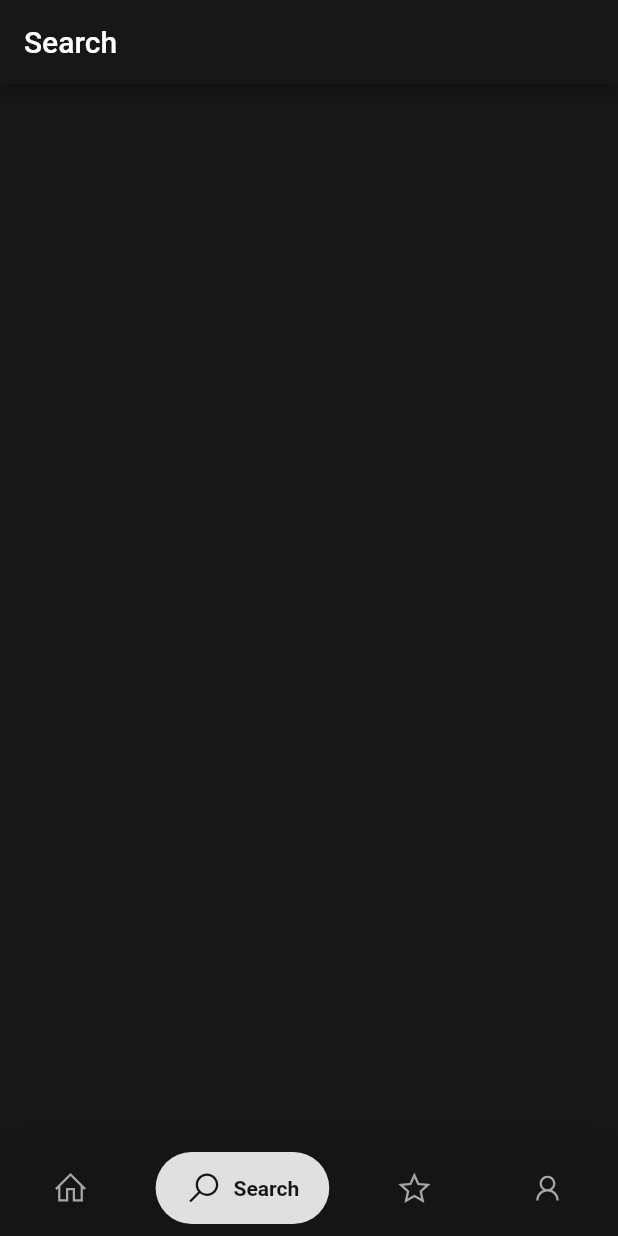
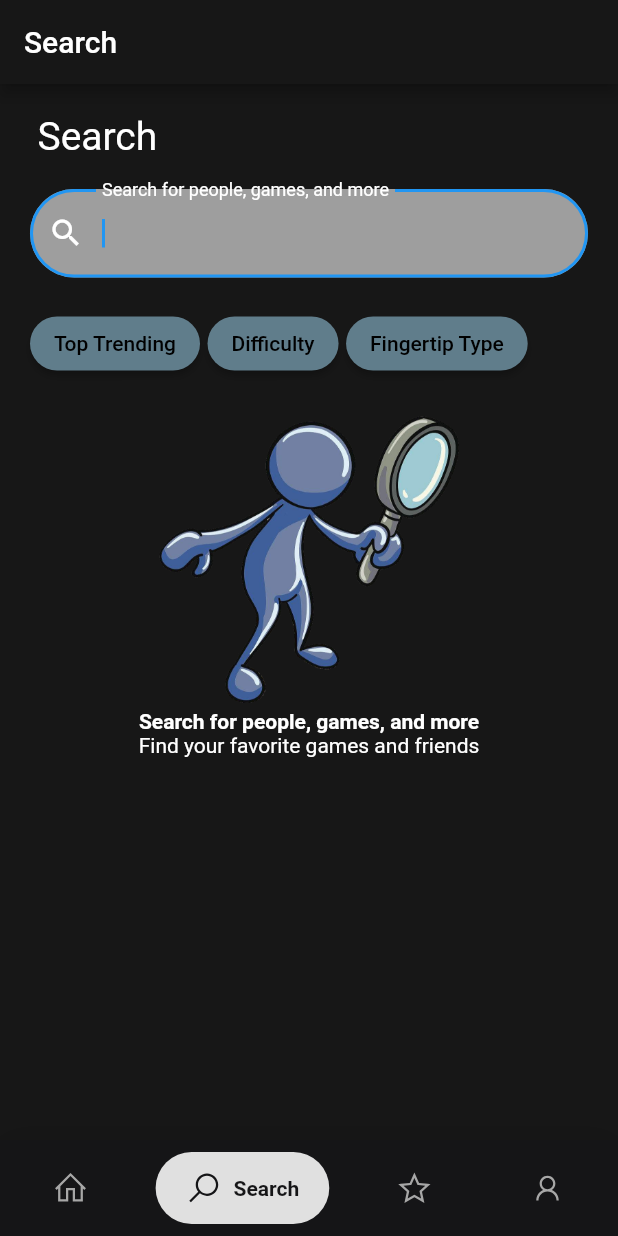
Before and after one commit to c14190026/proyek_uas_guider, a Flutter app: the screen it shows after launch, item 2 of the bottom bar chosen, on a phone screen of 412 x 824 dp. Run offline on Flutter 3.47's test engine with Material 2 defaults, Android fonts, the phone set to English and light mode, and no system bars; drawn by our look-alikes of google_nav_bar; our stand-ins replace cached_network_image, image_picker, line_icons.

Commit message:
music
search

```diff
--- a/lib/pages/music.dart
+++ b/lib/pages/music.dart
@@ -10,6 +10,31 @@ class Music extends StatefulWidget {
 }
 
 class _MusicState extends State<Music> {
+bool hasPressed1 = false;
+bool hasPressed2 = false;
+bool hasPressed3 = false;
+
+Color fungsiWarna1 (Set<MaterialState> states) {
+  if (hasPressed1 == false)
+  return Colors.blueGrey;
+  else
+  return Colors.white;
+}
+
+Color fungsiWarna2 (Set<MaterialState> states) {
+  if (hasPressed2 == false)
+  return Colors.blueGrey;
+  else
+  return Colors.white;
+}
+
+Color fungsiWarna3 (Set<MaterialState> states) {
+  if (hasPressed3 == false)
+  return Colors.blueGrey;
+  else
+  return Colors.white;
+}
+
   @override
   Widget build(BuildContext context) {
     return Scaffold(
@@ -21,11 +46,107 @@ class _MusicState extends State<Music> {
       body: SafeArea(
         child: Expanded(
           child: Container(
-            padding: EdgeInsets.all(8),
-            child: Column(),
+            padding: EdgeInsets.all(20),
+
+            child: Column(
+              crossAxisAlignment: CrossAxisAlignment.start,
+              // ignore: prefer_const_literals_to_create_immutables
+
+              //Label Search
+              children: [
+                Padding(padding: EdgeInsets.fromLTRB(5, 0, 0, 20),
+                child: Text("Search",
+              style: TextStyle(color: Colors.white,
+              fontSize: 26))),
+
+              //SearchBar
+              Padding(padding: EdgeInsets.fromLTRB(0, 0, 0, 20),
+              child: TextField(autofocus: true,
+              decoration: InputDecoration(
+                labelText: "Search for people, games, and more",
+                labelStyle: TextStyle(color: Colors.white),
+                prefixIcon: Icon(Icons.search, color: Colors.white,),
+                filled: true,
+                fillColor: Colors.grey,
+                border: OutlineInputBorder(
+                            borderRadius: BorderRadius.circular(80.0)),
+                ), style: TextStyle(color: Colors.white),
+              ),),
+
+              //Filter
+              Padding(padding: EdgeInsets.fromLTRB(0, 0, 0, 20),
+              child: Row(children: [
+                //Filter Top Trending
+                Padding(padding: EdgeInsets.fromLTRB(0, 0, 5, 0),
+                child: ElevatedButton(onPressed: () {
+                  setState(() {
+                    hasPressed1 = !hasPressed1;
+                  });
+                  },
+
+                  style: ButtonStyle(backgroundColor: MaterialStateProperty.resolveWith(fungsiWarna1),
+                  shape: MaterialStateProperty.all<RoundedRectangleBorder>(
+                      RoundedRectangleBorder(
+                        borderRadius: BorderRadius.circular(50.0),),)),
+
+                child: Text("Top Trending", style: TextStyle(color: Colors.black),)),
+                ),
+
+                //Filter Difficulty
+                Padding(padding: EdgeInsets.fromLTRB(0, 0, 5, 0),
+                child: ElevatedButton(onPressed: () {
+                  setState(() {
+                    hasPressed2 = !hasPressed2;
+                  });
+                  },
+
+                  style: ButtonStyle(backgroundColor: MaterialStateProperty.resolveWith(fungsiWarna2),
+                  shape: MaterialStateProperty.all<RoundedRectangleBorder>(
+                      RoundedRectangleBorder(
+                        borderRadius: BorderRadius.circular(50.0),),)),
+
+                child: Text("Difficulty", style: TextStyle(color: Colors.black),)),
+                ),
+
+                //Filter Fingertip Type
+                Padding(padding: EdgeInsets.fromLTRB(0, 0, 5, 0),
+                child: ElevatedButton(onPressed: () {
+                  setState(() {
+                    hasPressed3 = !hasPressed3;
+                  });
+                  },
+
+                  style: ButtonStyle(backgroundColor: MaterialStateProperty.resolveWith(fungsiWarna3),
+                  shape: MaterialStateProperty.all<RoundedRectangleBorder>(
+                      RoundedRectangleBorder(
+                        borderRadius: BorderRadius.circular(50.0),),)),
+
+                child: Text("Fingertip Type", style: TextStyle(color: Colors.black),)),
+                ),
+              ],
+              ),
+              ),
+
+              //Empty background
+              Container(
+                child: Center(
+                  child: Column(
+                    children: [
+                      Image.asset("lib/assets/images/search.png",
+                      width: 200, height: 200),
+                      Text("Search for people, games, and more",
+                      style: TextStyle(color: Colors.white, fontWeight: FontWeight.bold)),
+                      Text("Find your favorite games and friends",
+                      style: TextStyle(color: Colors.white))
+                      ]
+                    ),
+                )
+              )
+              ],
+              ),
+            ),
           ),
         ),
-      ),
-    );
+      );
   }
 }
--- a/pubspec.yaml
+++ b/pubspec.yaml
@@ -51,9 +51,9 @@ flutter:
   # the material Icons class.
   uses-material-design: true
   # To add assets to your application, add an assets section, like this:
-  # assets:
-  #   - images/a_dot_burr.jpeg
-  #   - images/a_dot_ham.jpeg
+  assets:
+    - lib/assets/images/search.png
+
   # An image asset can refer to one or more resolution-specific "variants", see
   # https://flutter.dev/assets-and-images/#resolution-aware.
   # For details regarding adding assets from package dependencies, see
```
Also changed, not shown: lib/assets/images/search.png (added), pubspec.lock, 2 other files.
